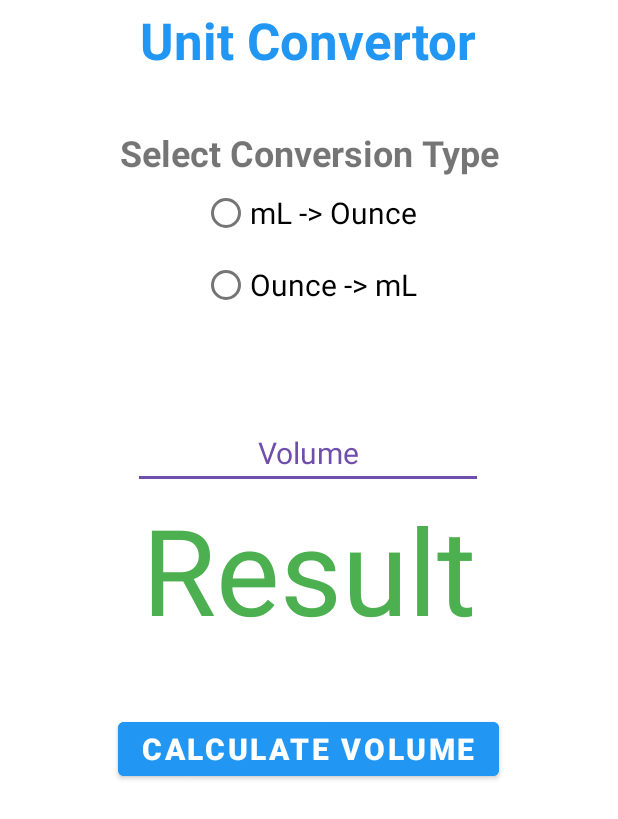
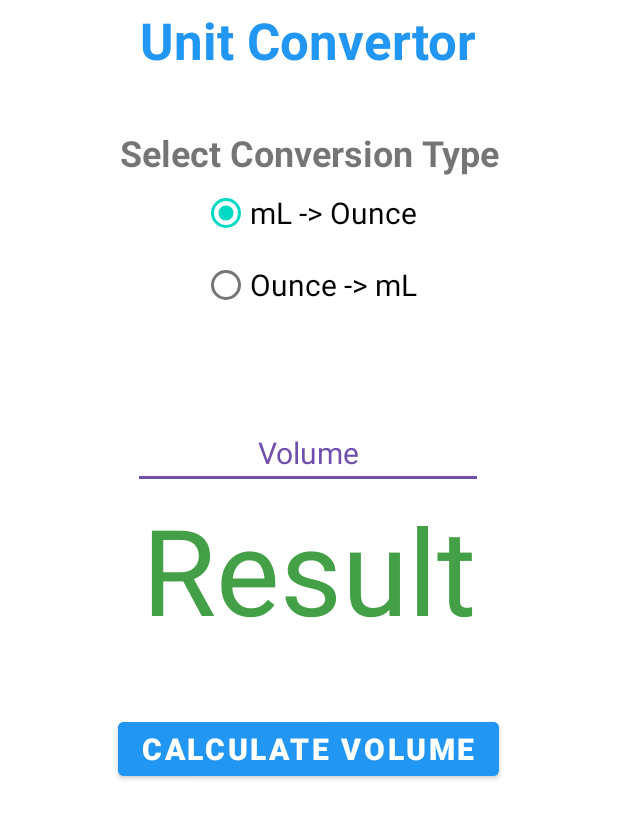
Before and after one commit to Shivam-officials/Android_Development_Learning, an Android app: the layout activity_main.xml on its own in the app's theme, with its tools: preview values and no code run, on a phone screen of 412 x 824 dp. Shown: the top 819 px of the screen. Run offline under Robolectric (Android 15) with nearby library versions, the phone set to English and light mode, and no system bars.

Commit message:
added the logic code to do the unit conversion now its fully functional

```diff
--- a/Android Basics in Kotlin/Kotlin Basics/UnitCalculator/app/src/main/res/layout/activity_main.xml
+++ b/Android Basics in Kotlin/Kotlin Basics/UnitCalculator/app/src/main/res/layout/activity_main.xml
@@ -26,7 +26,7 @@
         android:id="@+id/conversion_options"
         android:layout_width="wrap_content"
         android:layout_height="wrap_content"
-        android:layout_marginTop="0dp"
+        android:checkedButton="@id/mlToOz"
         android:orientation="vertical"
         android:textAlignment="center"
         app:layout_constraintEnd_toEndOf="parent"
@@ -69,7 +69,7 @@
         android:layout_width="wrap_content"
         android:layout_height="wrap_content"
         android:textAlignment="center"
-        android:textColor="#4CAF50"
+        android:textColor="#43A047"
         android:textColorHint="#7A6D6D"
         android:textSize="80sp"
         app:layout_constraintEnd_toEndOf="parent"
--- a/Android Basics in Kotlin/Kotlin Basics/UnitCalculator/app/src/main/res/values/strings.xml
+++ b/Android Basics in Kotlin/Kotlin Basics/UnitCalculator/app/src/main/res/values/strings.xml
@@ -6,5 +6,5 @@
     <string name="options_message">Select Conversion Type</string>
     <string name="button_caption">Calculate Volume</string>
     <string name="ml_oz_option"><![CDATA[mL -> Ounce]]></string>
-    <string name="calculated_volume">Result</string>
+    <string name="calculated_volume"> %s </string>
 </resources>
```
Also changed, not shown: Android Basics in Kotlin/Kotlin Basics/UnitCalculator/app/src/main/java/com/example/unitcalculator/MainActivity.kt (+37 -0 lines).
